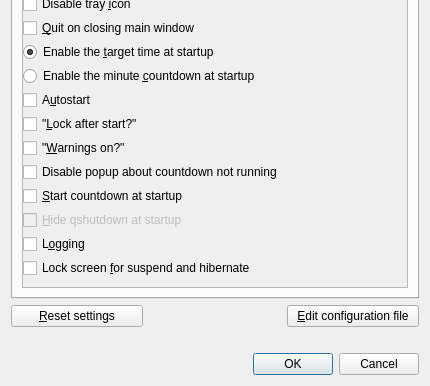
Before: the Qt Designer form qshutdown/src/ui/preferences.ui in hakaishi/shutdown-qapps, drawn with Qt 5; both pictures show x 0 to 430 and y 269 to 655 of the 430 by 655 pixel window.
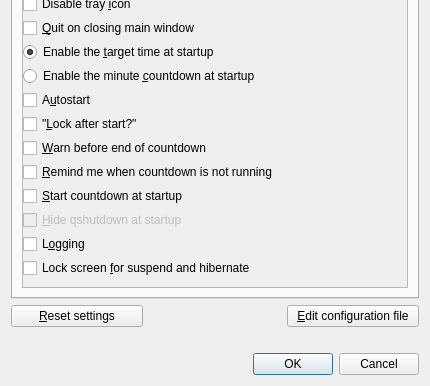
After: the same form once the commit is applied. Icons and pictures are not drawn.

Commit message: fix compiler warnings; make qshutdown warning setting more obvious

Patch:
```diff
--- a/qshutdown/src/ui/preferences.ui
+++ b/qshutdown/src/ui/preferences.ui
@@ -86,7 +86,7 @@
           <property name="geometry">
            <rect>
             <x>0</x>
-            <y>0</y>
+            <y>-123</y>
             <width>400</width>
             <height>588</height>
            </rect>
@@ -395,14 +395,14 @@
 should be checked by default at startup</string>
                </property>
                <property name="text">
-                <string>&quot;&amp;Warnings on?&quot;</string>
+                <string>&amp;Warn before end of countdown</string>
                </property>
               </widget>
              </item>
              <item>
               <widget class="QCheckBox" name="disableCndPop">
                <property name="text">
-                <string>Disable popup about countdown not running</string>
+                <string>&amp;Remind me when countdown is not running</string>
                </property>
               </widget>
              </item>
```
Left out of the diff: 4 changed lines with no effect on the pictures. The commit also changes 9 other files.
